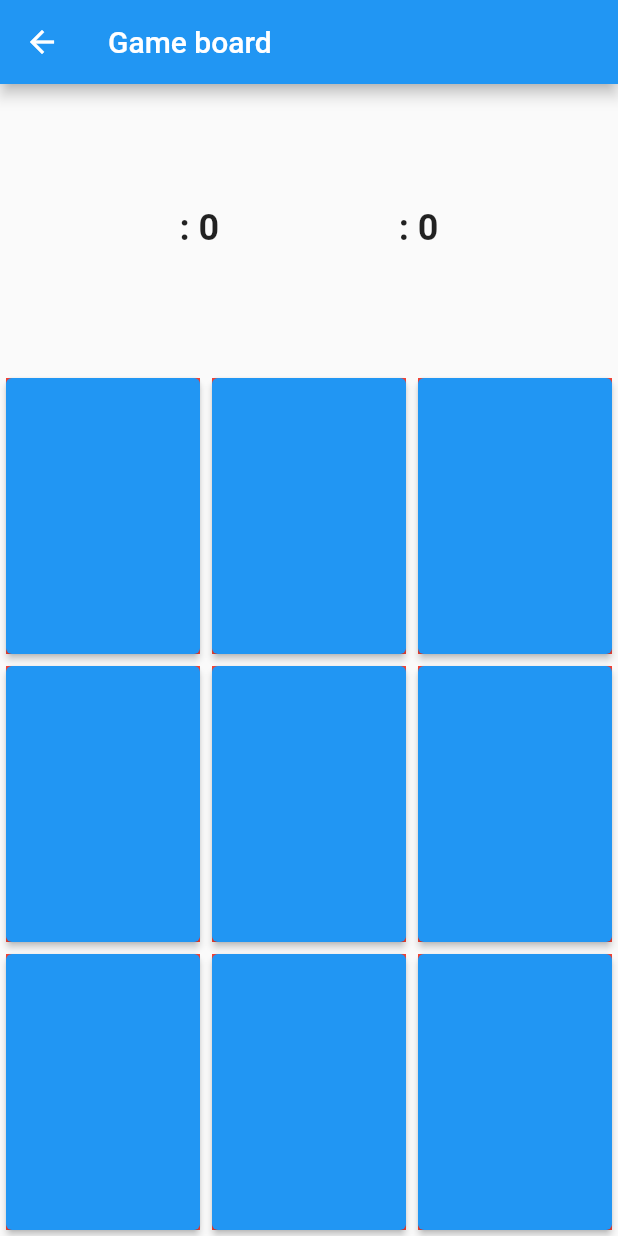
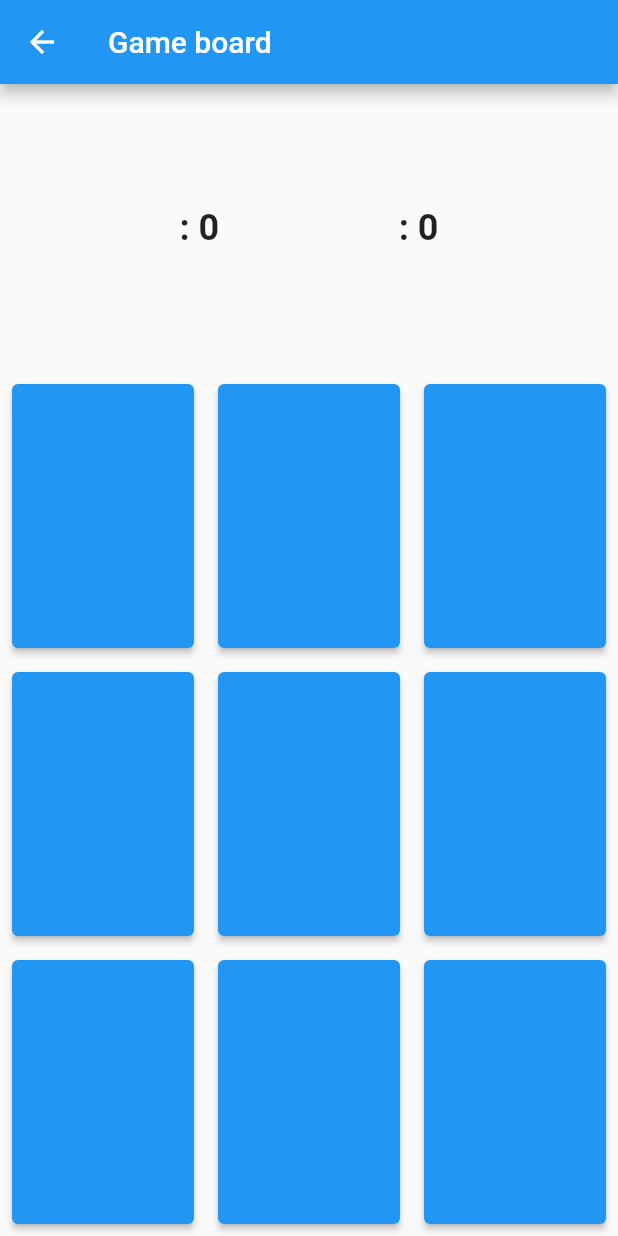
Before and after one commit to A-hmed/first_offline_session, a Flutter app: the screen it shows after launch, after a tap on "Start", on a phone screen of 412 x 824 dp. Run offline on Flutter 3.47's test engine with Material 2 defaults, Android fonts, the phone set to English and light mode, and no system bars.

Commit message:
Fixed xo design

```diff
--- a/lib/screens/xo/xo_button.dart
+++ b/lib/screens/xo/xo_button.dart
@@ -11,13 +11,14 @@ class XoButton extends StatelessWidget {
   Widget build(BuildContext context) {
     return Expanded(
         child: Container(
-          color: Colors.red,
+            padding: EdgeInsets.all(4),
             margin: const EdgeInsets.all(4),
             child: ElevatedButton(
                 onPressed: () {
                   onClick(index);
                 }, child: Text("$symbol"
             ,style: const TextStyle(fontSize: 24,
+                  color: Colors.green,
                   fontWeight: FontWeight.bold),)
             )
         )
```
